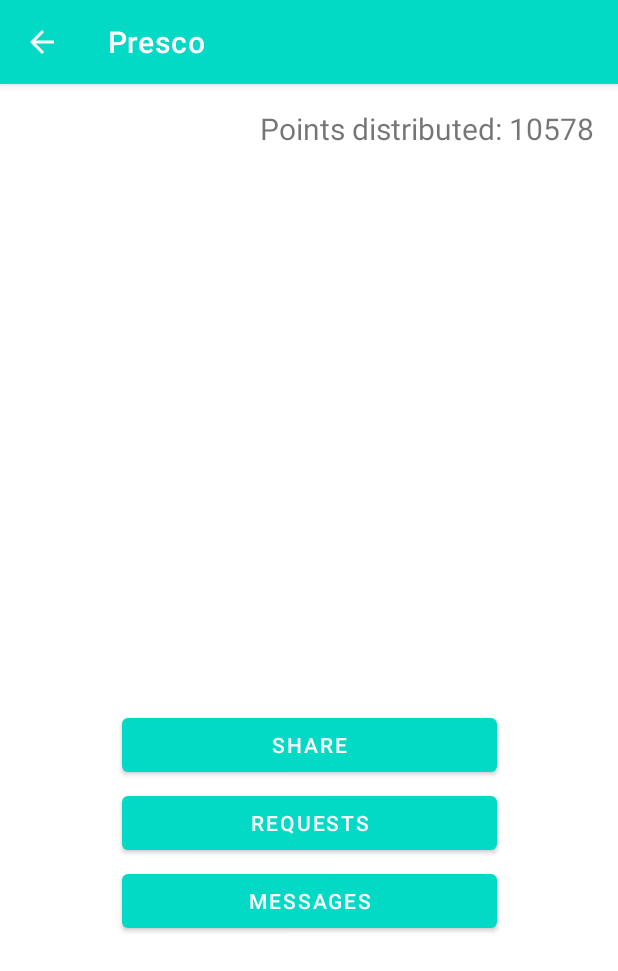
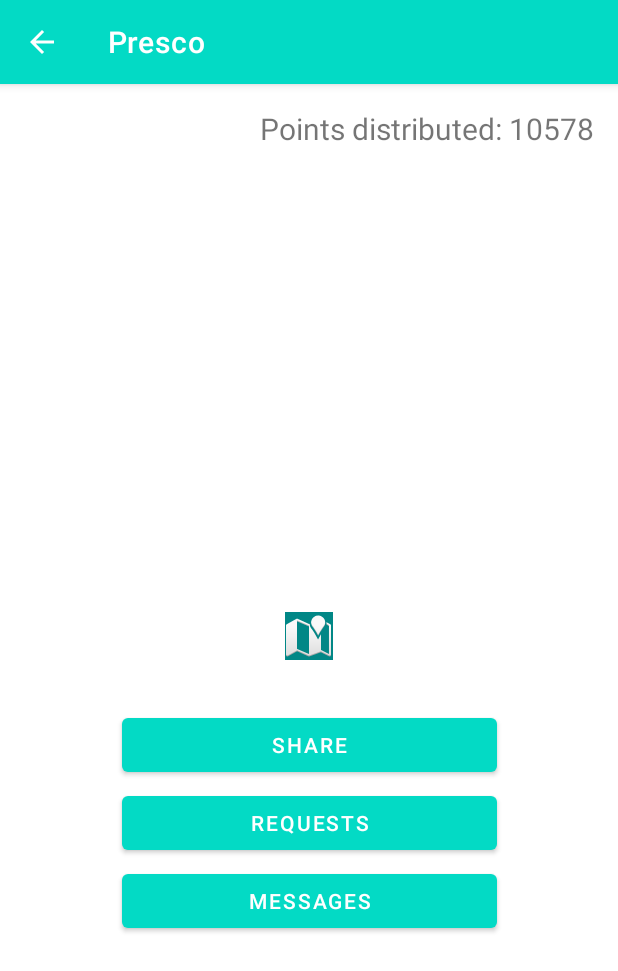
Before and after one commit to traianrdu/ReFood, an Android app: the CompanyMain screen opened directly, with no data from a screen before it, on a phone screen of 412 x 824 dp. Shown: the top 971 px of the screen. Run offline under Robolectric (Android 15) with nearby library versions, the phone set to English and light mode, and no system bars; libraries missing offline, so code that uses them is left out: androidmads.library.qrgenearator; 2 statements that could not run were skipped.

Commit message:
map for customers

```diff
--- a/app/src/main/res/layout/company_main.xml
+++ b/app/src/main/res/layout/company_main.xml
@@ -44,6 +44,7 @@
         app:layout_constraintTop_toBottomOf="@+id/share_btn" />
 
     <Button
+        android:id="@+id/messages"
         android:layout_width="250dp"
         android:layout_height="wrap_content"
         android:text="Messages"
@@ -51,4 +52,16 @@
         app:layout_constraintEnd_toEndOf="parent"
         app:layout_constraintStart_toStartOf="parent"
         app:layout_constraintTop_toBottomOf="@+id/applications_btn" />
+
+    <ImageView
+        android:id="@+id/map_company"
+        android:layout_width="wrap_content"
+        android:layout_height="wrap_content"
+        android:layout_marginTop="16dp"
+        android:background="@color/teal_700"
+        app:layout_constraintEnd_toEndOf="parent"
+        app:layout_constraintStart_toStartOf="parent"
+        app:layout_constraintBottom_toTopOf="@+id/qrcode"
+        app:srcCompat="@android:drawable/ic_dialog_map" />
+
 </androidx.constraintlayout.widget.ConstraintLayout>
```
Also changed, not shown: app/src/main/java/com/example/refood/CompanyMain.kt (+30 -2 lines), app/src/main/res/layout/dialog_rewards.xml (+10 -0 lines), app/src/main/res/drawable-v24/binmap.png (added).
